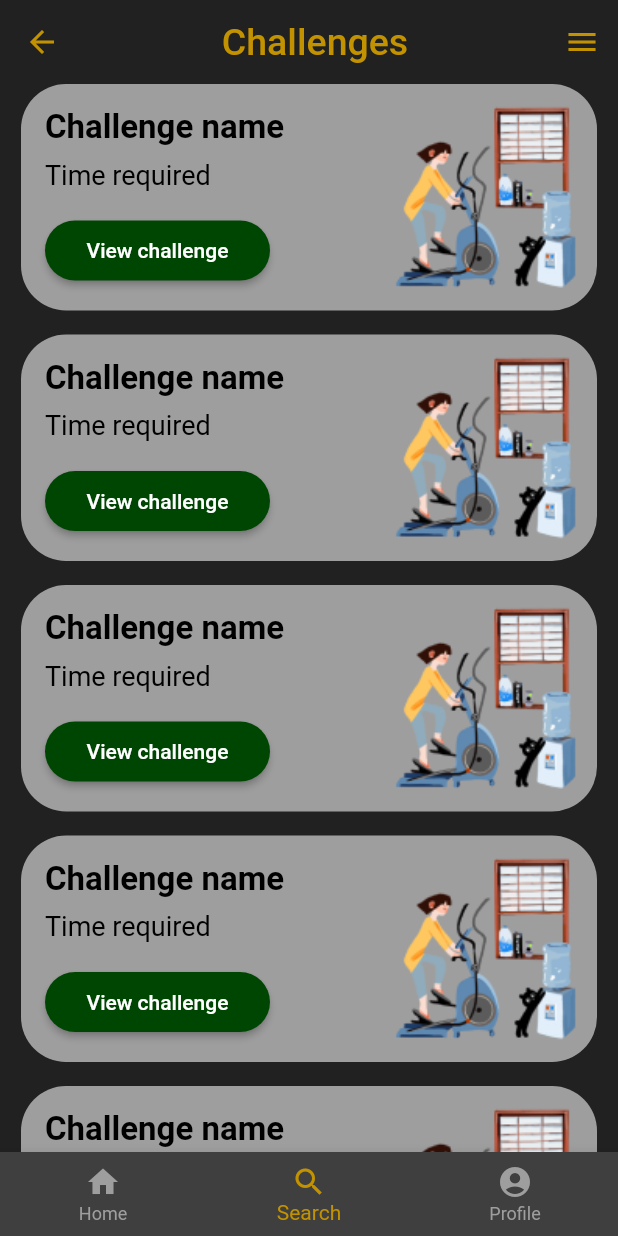
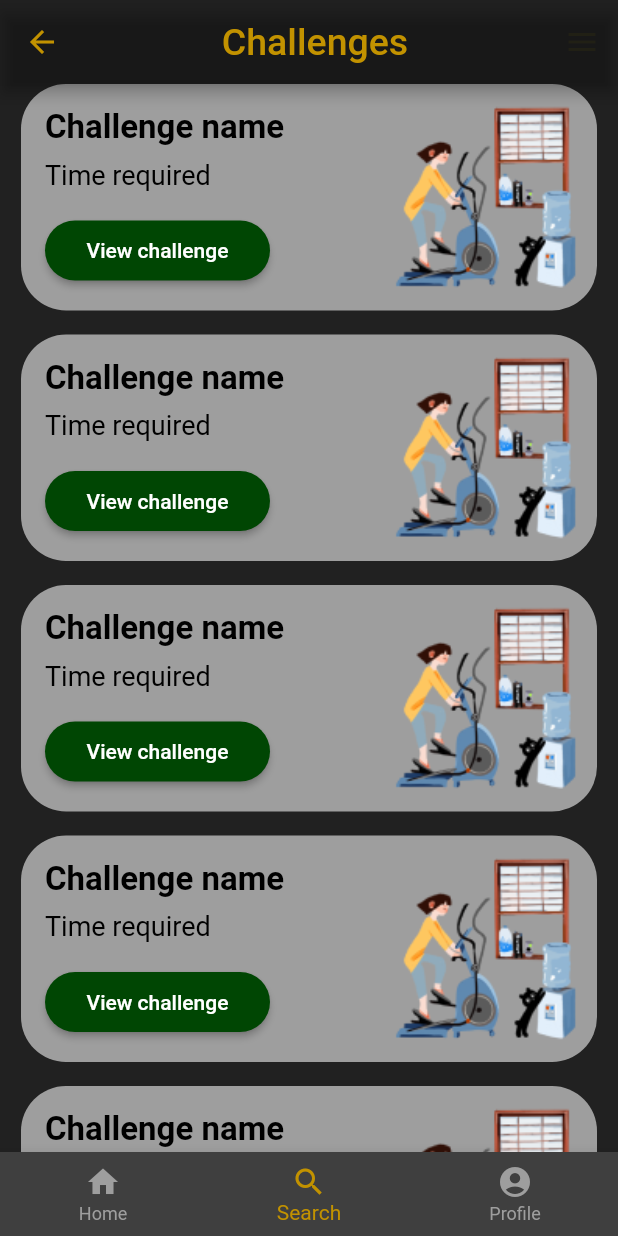
Before and after one commit to Cenga387/Fitness-app, a Flutter app: the ChallengeListScreen screen opened directly, on a phone screen of 412 x 824 dp. Run offline on Flutter 3.47's test engine with Material 2 defaults, Android fonts, the phone set to English and light mode, and no system bars.

Commit message:
final commit1

```diff
--- a/lib/pages/challenges_list_page.dart
+++ b/lib/pages/challenges_list_page.dart
@@ -72,7 +72,6 @@ class ChallengeListScreen extends StatelessWidget {
     return Scaffold(
       appBar: AppBar(
         backgroundColor: Colors.transparent,
-        elevation: 0,
         leading: IconButton(
           icon: Icon(
             Icons.arrow_back,
@@ -98,7 +97,7 @@ class ChallengeListScreen extends StatelessWidget {
           IconButton(
             icon: Icon(
               Icons.menu,
-              color: Color.fromARGB(255, 194, 146, 0),
+              color: Color.fromARGB(34, 94, 82, 4),
             ), // Hamburger menu icon
             onPressed: () {
               showMenu(
```
Also changed, not shown: lib/pages/reg_page.dart (+7 -5 lines).
